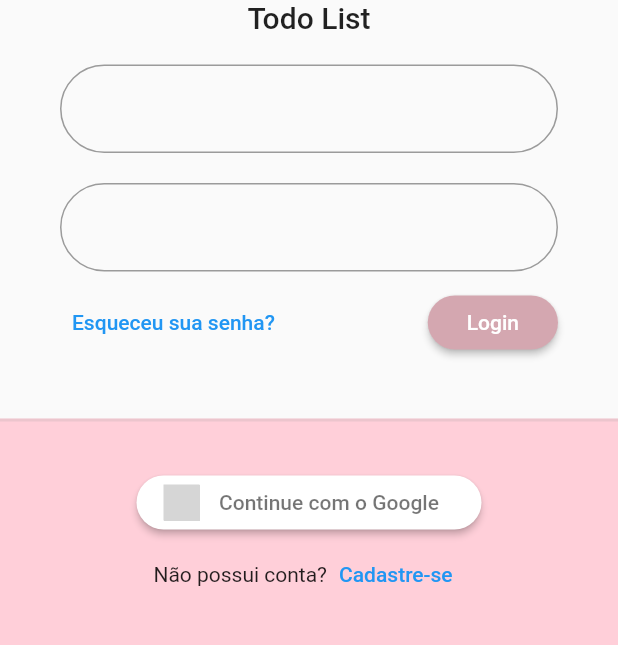
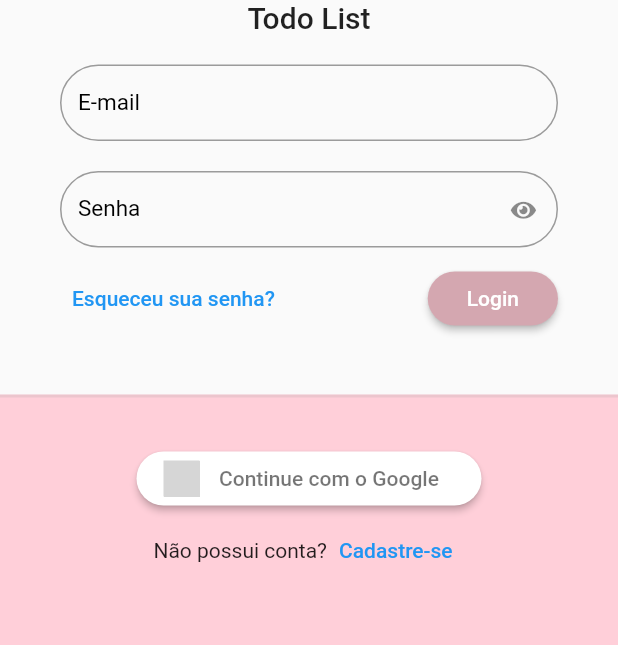
Before and after one commit to fabriciosuhet/todo-list-provider, a Flutter app: the screen it shows after launch, on a phone screen of 412 x 824 dp, the part 315-960 px from its top. Run offline on Flutter 3.47's test engine with Material 2 defaults, Android fonts, the phone set to English and light mode, and no system bars; our stand-ins replace flutter_signin_button, google_fonts, sqflite, sqflite_common, synchronized; missing offline and left inert: dart:ffi; accounts and stored records are empty; Roboto replaces fonts that are missing (Mandali); grey boxes are pictures that could not be loaded.

Commit message:
Customizando o TextFormField

```diff
--- /dev/null
+++ b/lib/app/core/ui/todo_list_icons.dart
@@ -0,0 +1,30 @@
+/// Flutter icons TodoListIcons
+/// Copyright (C) 2023 by original authors @ fluttericon.com, fontello.com
+/// This font was generated by FlutterIcon.com, which is derived from Fontello.
+///
+/// To use this font, place it in your fonts/ directory and include the
+/// following in your pubspec.yaml
+///
+/// flutter:
+///   fonts:
+///    - family:  TodoListIcons
+///      fonts:
+///       - asset: fonts/TodoListIcons.ttf
+///
+///
+/// * Font Awesome 5, Copyright (C) 2016 by Dave Gandy
+///         Author:    Dave Gandy
+///         License:   SIL (https://github.com/FortAwesome/Font-Awesome/blob/master/LICENSE.txt)
+///         Homepage:  http://fortawesome.github.com/Font-Awesome/
+///
+import 'package:flutter/widgets.dart';
+
+class TodoListIcons {
+  TodoListIcons._();
+
+  static const _kFontFam = 'TodoListIcons';
+  static const String? _kFontPkg = null;
+
+  static const IconData eye = IconData(0xf06e, fontFamily: _kFontFam, fontPackage: _kFontPkg);
+  static const IconData eye_slash = IconData(0xf070, fontFamily: _kFontFam, fontPackage: _kFontPkg);
+}
--- a/lib/app/core/widget/todo_list_field.dart
+++ b/lib/app/core/widget/todo_list_field.dart
@@ -1,16 +1,64 @@
+import 'dart:ffi';
+
 import 'package:flutter/material.dart';
+import 'package:todo_list_provider/app/core/ui/todo_list_icons.dart';
 
 class TodoListField extends StatelessWidget {
-  const TodoListField({super.key});
+  final String label;
+  final IconButton? suffixIconButton;
+  final bool obscureText;
+  final ValueNotifier<bool> obscureTextVN;
+  final TextEditingController? controller;
+  final FormFieldValidator<String>? validator;
+
+  TodoListField({
+    super.key,
+    required this.label,
+    this.suffixIconButton,
+    this.obscureText = false,
+    this.controller,
+    this.validator,
+  })  : assert(obscureText == true ? suffixIconButton == null : true,
+            'obscureText não pode ser enviado em conjunto com suffixIconButton'),
+        obscureTextVN = ValueNotifier(obscureText);
 
   @override
   Widget build(BuildContext context) {
+    return ValueListenableBuilder<bool>(
+      valueListenable: obscureTextVN,
+      builder: (_, obscureTextValue, child) {
         return TextFormField(
+          controller: controller,
+          validator: validator,
           decoration: InputDecoration(
+            labelText: label,
+            labelStyle: const TextStyle(fontSize: 15, color: Colors.black),
             border: OutlineInputBorder(
               borderRadius: BorderRadius.circular(30),
             ),
+            errorBorder: OutlineInputBorder(
+              borderRadius: BorderRadius.circular(30),
+              borderSide: const BorderSide(color: Colors.red),
             ),
+            isDense: true,
+            suffixIcon: suffixIconButton ??
+                (obscureText == true
+                    ? IconButton(
+                        onPressed: () {
+                          obscureTextVN.value = !obscureTextValue;
+                        },
+                        icon: Icon(
+                          !obscureTextValue
+                              ? TodoListIcons.eye_slash
+                              : TodoListIcons.eye,
+                          size: 15,
+                        ),
+                      )
+                    : null),
+          ),
+          obscureText: obscureTextValue,
+        );
+      },
     );
   }
 }
--- a/lib/app/modules/auth/login/login_page.dart
+++ b/lib/app/modules/auth/login/login_page.dart
@@ -34,9 +34,15 @@ class LoginPage extends StatelessWidget {
                       child: Form(
                         child: Column(
                           children: [
-                            TodoListField(),
+                            TodoListField(
+                              label: 'E-mail',
+                            ),
                             const SizedBox(height: 20),
-                            TodoListField(),
+                            TodoListField(
+                              label: 'Senha',
+                              obscureText: true,
+
+                            ),
                             const SizedBox(height: 10),
                             Row(
                               mainAxisAlignment: MainAxisAlignment.spaceBetween,
```
Also changed, not shown: pubspec.yaml (+4 -4 lines), assets/fonts/TodoListIcons.ttf (added). Lines whose indentation alone changed are shown as unchanged.
